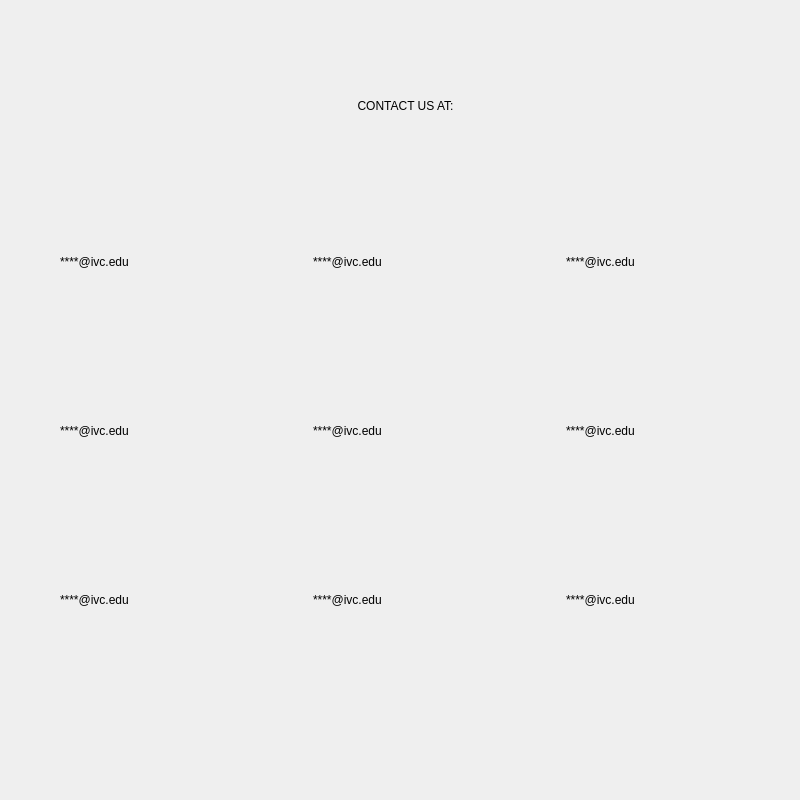
Above: contactUs.ui from zChen-1/HWGP01 before the change. Below: the same form after it.
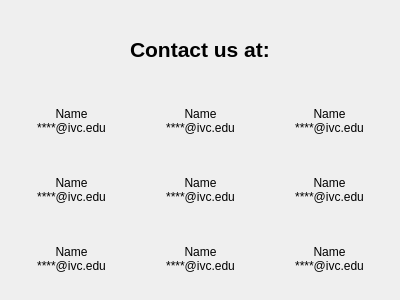
That is the form after the change.

Diff of the .ui file:
```diff
--- a/contactUs.ui
+++ b/contactUs.ui
@@ -6,108 +6,105 @@
    <rect>
     <x>0</x>
     <y>0</y>
-    <width>800</width>
-    <height>800</height>
+    <width>400</width>
+    <height>300</height>
    </rect>
   </property>
   <property name="windowTitle">
    <string>Dialog</string>
   </property>
+  <widget class="QWidget" name="verticalLayoutWidget">
+   <property name="geometry">
+    <rect>
+     <x>10</x>
+     <y>10</y>
+     <width>381</width>
+     <height>80</height>
+    </rect>
+   </property>
+   <layout class="QVBoxLayout" name="verticalLayout">
+    <item alignment="Qt::AlignHCenter">
+     <widget class="QLabel" name="label">
+      <property name="text">
+       <string>&lt;html&gt;&lt;head/&gt;&lt;body&gt;&lt;p&gt;&lt;span style=&quot; font-size:16pt; font-weight:600;&quot;&gt;Contact us at:&lt;/span&gt;&lt;/p&gt;&lt;/body&gt;&lt;/html&gt;</string>
+      </property>
+     </widget>
+    </item>
+   </layout>
+  </widget>
   <widget class="QWidget" name="gridLayoutWidget">
    <property name="geometry">
     <rect>
-     <x>60</x>
-     <y>180</y>
-     <width>751</width>
-     <height>501</height>
+     <x>10</x>
+     <y>90</y>
+     <width>381</width>
+     <height>201</height>
     </rect>
    </property>
    <layout class="QGridLayout" name="gridLayout">
-    <property name="horizontalSpacing">
-     <number>8</number>
-    </property>
-    <item row="2" column="0">
+    <item row="0" column="0" alignment="Qt::AlignHCenter">
+     <widget class="QLabel" name="label_0">
+      <property name="text">
+       <string>&lt;html&gt;&lt;head/&gt;&lt;body&gt;&lt;p align=&quot;center&quot;&gt;Name&lt;br/&gt;****@ivc.edu&lt;/p&gt;&lt;/body&gt;&lt;/html&gt;</string>
+      </property>
+      <property name="wordWrap">
+       <bool>true</bool>
+      </property>
+     </widget>
+    </item>
+    <item row="1" column="0" alignment="Qt::AlignHCenter">
      <widget class="QLabel" name="label_3">
       <property name="text">
-       <string>****@ivc.edu</string>
+       <string>&lt;html&gt;&lt;head/&gt;&lt;body&gt;&lt;p align=&quot;center&quot;&gt;Name&lt;br/&gt;****@ivc.edu&lt;/p&gt;&lt;/body&gt;&lt;/html&gt;</string>
       </property>
      </widget>
     </item>
-    <item row="3" column="1">
-     <widget class="QLabel" name="label_8">
+    <item row="0" column="1" alignment="Qt::AlignHCenter">
+     <widget class="QLabel" name="label_1">
       <property name="text">
-       <string>****@ivc.edu</string>
+       <string>&lt;html&gt;&lt;head/&gt;&lt;body&gt;&lt;p align=&quot;center&quot;&gt;Name&lt;br/&gt;****@ivc.edu&lt;/p&gt;&lt;/body&gt;&lt;/html&gt;</string>
       </property>
      </widget>
     </item>
-    <item row="3" column="0">
-     <widget class="QLabel" name="label_7">
+    <item row="0" column="2" alignment="Qt::AlignHCenter">
+     <widget class="QLabel" name="label_2">
       <property name="text">
-       <string>****@ivc.edu</string>
-      </property>
-     </widget>
-    </item>
-    <item row="3" column="2">
-     <widget class="QLabel" name="label_9">
-      <property name="text">
-       <string>****@ivc.edu</string>
+       <string>&lt;html&gt;&lt;head/&gt;&lt;body&gt;&lt;p align=&quot;center&quot;&gt;Name&lt;br/&gt;****@ivc.edu&lt;/p&gt;&lt;/body&gt;&lt;/html&gt;</string>
       </property>
      </widget>
     </item>
     <item row="2" column="1">
+     <widget class="QLabel" name="label_7">
+      <property name="text">
+       <string>&lt;html&gt;&lt;head/&gt;&lt;body&gt;&lt;p align=&quot;center&quot;&gt;Name&lt;br/&gt;****@ivc.edu&lt;/p&gt;&lt;/body&gt;&lt;/html&gt;</string>
+      </property>
+     </widget>
+    </item>
+    <item row="1" column="1">
      <widget class="QLabel" name="label_4">
       <property name="text">
-       <string>****@ivc.edu</string>
+       <string>&lt;html&gt;&lt;head/&gt;&lt;body&gt;&lt;p align=&quot;center&quot;&gt;Name&lt;br/&gt;****@ivc.edu&lt;/p&gt;&lt;/body&gt;&lt;/html&gt;</string>
+      </property>
+     </widget>
+    </item>
+    <item row="1" column="2">
+     <widget class="QLabel" name="label_5">
+      <property name="text">
+       <string>&lt;html&gt;&lt;head/&gt;&lt;body&gt;&lt;p align=&quot;center&quot;&gt;Name&lt;br/&gt;****@ivc.edu&lt;/p&gt;&lt;/body&gt;&lt;/html&gt;</string>
       </property>
      </widget>
     </item>
     <item row="2" column="2">
+     <widget class="QLabel" name="label_8">
+      <property name="text">
+       <string>&lt;html&gt;&lt;head/&gt;&lt;body&gt;&lt;p align=&quot;center&quot;&gt;Name&lt;br/&gt;****@ivc.edu&lt;/p&gt;&lt;/body&gt;&lt;/html&gt;</string>
+      </property>
+     </widget>
+    </item>
+    <item row="2" column="0">
      <widget class="QLabel" name="label_6">
       <property name="text">
-       <string>****@ivc.edu</string>
-      </property>
-     </widget>
-    </item>
-    <item row="0" column="2">
-     <widget class="QLabel" name="label_5">
-      <property name="text">
-       <string>****@ivc.edu</string>
-      </property>
-     </widget>
-    </item>
-    <item row="0" column="1">
-     <widget class="QLabel" name="label_2">
-      <property name="text">
-       <string>****@ivc.edu</string>
-      </property>
-     </widget>
-    </item>
-    <item row="0" column="0">
-     <widget class="QLabel" name="label">
-      <property name="text">
-       <string>****@ivc.edu</string>
-      </property>
-     </widget>
-    </item>
-   </layout>
-  </widget>
-  <widget class="QWidget" name="verticalLayoutWidget">
-   <property name="geometry">
-    <rect>
-     <x>270</x>
-     <y>30</y>
-     <width>271</width>
-     <height>151</height>
-    </rect>
-   </property>
-   <layout class="QVBoxLayout" name="verticalLayout">
-    <item>
-     <widget class="QLabel" name="label_10">
-      <property name="text">
-       <string>CONTACT US AT:</string>
-      </property>
-      <property name="alignment">
-       <set>Qt::AlignCenter</set>
+       <string>&lt;html&gt;&lt;head/&gt;&lt;body&gt;&lt;p align=&quot;center&quot;&gt;Name&lt;br/&gt;****@ivc.edu&lt;/p&gt;&lt;/body&gt;&lt;/html&gt;</string>
       </property>
      </widget>
     </item>
```
